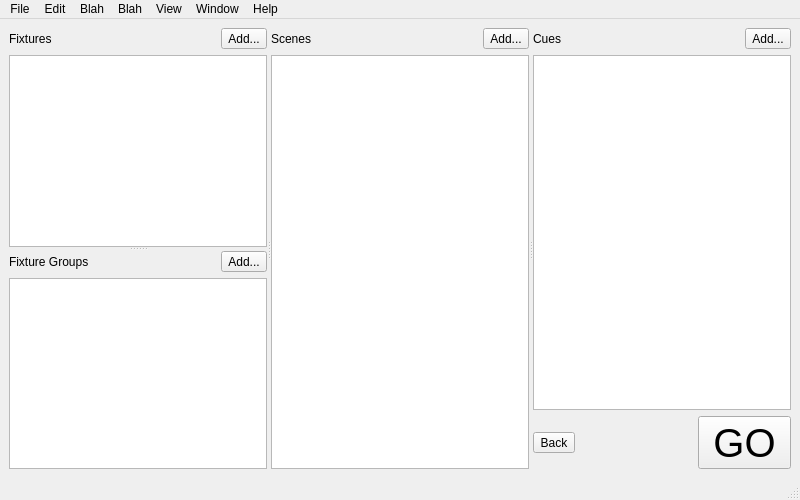
Qt form mainwindow.ui (BrendanTWhite/Footlight) before a commit.
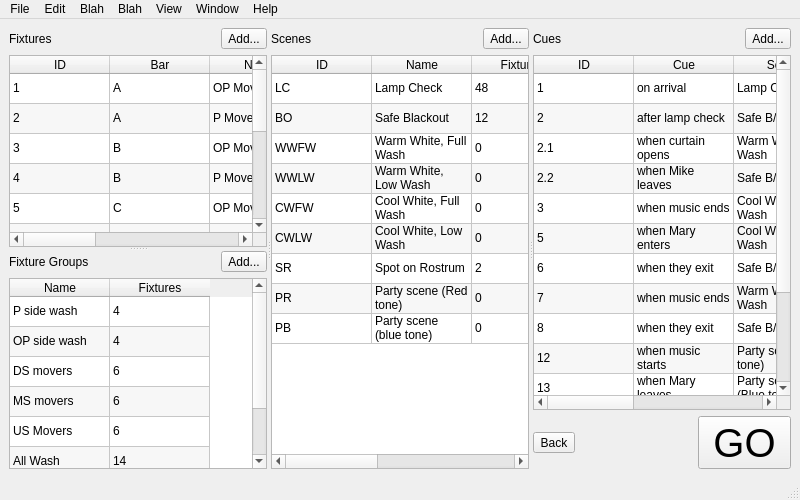
The same form after that commit.

Commit message: demo only - has widgets with hard-coded values for demo purposes only. Does NOT have tables connected to models - which is what we want for the real thing.

```diff
--- a/mainwindow.ui
+++ b/mainwindow.ui
@@ -58,10 +58,427 @@
           </layout>
          </item>
          <item>
-          <widget class="QListView" name="fixturesView">
+          <widget class="QTableWidget" name="fixturesView">
+           <property name="acceptDrops">
+            <bool>true</bool>
+           </property>
+           <property name="dragDropMode">
+            <enum>QAbstractItemView::DragDropMode::DragDrop</enum>
+           </property>
            <property name="alternatingRowColors">
             <bool>true</bool>
            </property>
+           <property name="selectionBehavior">
+            <enum>QAbstractItemView::SelectionBehavior::SelectRows</enum>
+           </property>
+           <attribute name="horizontalHeaderShowSortIndicator" stdset="0">
+            <bool>true</bool>
+           </attribute>
+           <attribute name="verticalHeaderVisible">
+            <bool>false</bool>
+           </attribute>
+           <row/>
+           <row/>
+           <row/>
+           <row/>
+           <row/>
+           <row/>
+           <row/>
+           <row/>
+           <row/>
+           <row/>
+           <row/>
+           <row/>
+           <column>
+            <property name="text">
+             <string>ID</string>
+            </property>
+           </column>
+           <column>
+            <property name="text">
+             <string>Bar</string>
+            </property>
+           </column>
+           <column>
+            <property name="text">
+             <string>Name</string>
+            </property>
+           </column>
+           <column>
+            <property name="text">
+             <string>Type</string>
+            </property>
+           </column>
+           <column>
+            <property name="text">
+             <string>Universe</string>
+            </property>
+           </column>
+           <column>
+            <property name="text">
+             <string>DMX</string>
+            </property>
+           </column>
+           <item row="0" column="0">
+            <property name="text">
+             <string>1</string>
+            </property>
+           </item>
+           <item row="0" column="1">
+            <property name="text">
+             <string>A</string>
+            </property>
+           </item>
+           <item row="0" column="2">
+            <property name="text">
+             <string>OP Mover</string>
+            </property>
+           </item>
+           <item row="0" column="3">
+            <property name="text">
+             <string>Mover</string>
+            </property>
+           </item>
+           <item row="0" column="4">
+            <property name="text">
+             <string>1</string>
+            </property>
+           </item>
+           <item row="0" column="5">
+            <property name="text">
+             <string>19</string>
+            </property>
+           </item>
+           <item row="1" column="0">
+            <property name="text">
+             <string>2</string>
+            </property>
+           </item>
+           <item row="1" column="1">
+            <property name="text">
+             <string>A</string>
+            </property>
+           </item>
+           <item row="1" column="2">
+            <property name="text">
+             <string>P Mover</string>
+            </property>
+           </item>
+           <item row="1" column="3">
+            <property name="text">
+             <string>Mover</string>
+            </property>
+           </item>
+           <item row="1" column="4">
+            <property name="text">
+             <string>1</string>
+            </property>
+           </item>
+           <item row="1" column="5">
+            <property name="text">
+             <string>20</string>
+            </property>
+           </item>
+           <item row="2" column="0">
+            <property name="text">
+             <string>3</string>
+            </property>
+           </item>
+           <item row="2" column="1">
+            <property name="text">
+             <string>B</string>
+            </property>
+           </item>
+           <item row="2" column="2">
+            <property name="text">
+             <string>OP Mover</string>
+            </property>
+           </item>
+           <item row="2" column="3">
+            <property name="text">
+             <string>Mover</string>
+            </property>
+           </item>
+           <item row="2" column="4">
+            <property name="text">
+             <string>1</string>
+            </property>
+           </item>
+           <item row="2" column="5">
+            <property name="text">
+             <string>21</string>
+            </property>
+           </item>
+           <item row="3" column="0">
+            <property name="text">
+             <string>4</string>
+            </property>
+           </item>
+           <item row="3" column="1">
+            <property name="text">
+             <string>B</string>
+            </property>
+           </item>
+           <item row="3" column="2">
+            <property name="text">
+             <string>P Mover</string>
+            </property>
+           </item>
+           <item row="3" column="3">
+            <property name="text">
+             <string>Mover</string>
+            </property>
+           </item>
+           <item row="3" column="4">
+            <property name="text">
+             <string>1</string>
+            </property>
+           </item>
+           <item row="3" column="5">
+            <property name="text">
+             <string>23</string>
+            </property>
+           </item>
+           <item row="4" column="0">
+            <property name="text">
+             <string>5</string>
+            </property>
+           </item>
+           <item row="4" column="1">
+            <property name="text">
+             <string>C</string>
+            </property>
+           </item>
+           <item row="4" column="2">
+            <property name="text">
+             <string>OP Mover</string>
+            </property>
+           </item>
+           <item row="4" column="3">
+            <property name="text">
+             <string>Mover</string>
+            </property>
+           </item>
+           <item row="4" column="4">
+            <property name="text">
+             <string>1</string>
+            </property>
+           </item>
+           <item row="4" column="5">
+            <property name="text">
+             <string>24</string>
+            </property>
+           </item>
+           <item row="5" column="0">
+            <property name="text">
+             <string>6</string>
+            </property>
+           </item>
+           <item row="5" column="1">
+            <property name="text">
+             <string>C</string>
+            </property>
+           </item>
+           <item row="5" column="2">
+            <property name="text">
+             <string>P Mover</string>
+            </property>
+           </item>
+           <item row="5" column="3">
+            <property name="text">
+             <string>Mover</string>
+            </property>
+           </item>
+           <item row="5" column="4">
+            <property name="text">
+             <string>1</string>
+            </property>
+           </item>
+           <item row="5" column="5">
+            <property name="text">
+             <string>112</string>
+            </property>
+           </item>
+           <item row="6" column="0">
+            <property name="text">
+             <string>7</string>
+            </property>
+           </item>
+           <item row="6" column="1">
+            <property name="text">
+             <string>B</string>
+            </property>
+           </item>
+           <item row="6" column="2">
+            <property name="text">
+             <string>OP Wash</string>
+            </property>
+           </item>
+           <item row="6" column="3">
+            <property name="text">
+             <string>Par Can</string>
+            </property>
+           </item>
+           <item row="6" column="4">
+            <property name="text">
+             <string>1</string>
+            </property>
+           </item>
+           <item row="6" column="5">
+            <property name="text">
+             <string>113</string>
+            </property>
+           </item>
+           <item row="7" column="0">
+            <property name="text">
+             <string>8</string>
+            </property>
+           </item>
+           <item row="7" column="1">
+            <property name="text">
+             <string>B</string>
+            </property>
+           </item>
+           <item row="7" column="2">
+            <property name="text">
+             <string>C Wash</string>
+            </property>
+           </item>
+           <item row="7" column="3">
+            <property name="text">
+             <string>Par Can</string>
+            </property>
+           </item>
+           <item row="7" column="4">
+            <property name="text">
+             <string>1</string>
+            </property>
+           </item>
+           <item row="7" column="5">
+            <property name="text">
+             <string>114</string>
+            </property>
+           </item>
+           <item row="8" column="0">
+            <property name="text">
+             <string>9</string>
+            </property>
+           </item>
+           <item row="8" column="1">
+            <property name="text">
+             <string>B</string>
+            </property>
+           </item>
+           <item row="8" column="2">
+            <property name="text">
+             <string>P Wash</string>
+            </property>
+           </item>
+           <item row="8" column="3">
+            <property name="text">
+             <string>Par Can</string>
+            </property>
+           </item>
+           <item row="8" column="4">
+            <property name="text">
+             <string>1</string>
+            </property>
+           </item>
+           <item row="8" column="5">
+            <property name="text">
+             <string>115</string>
+            </property>
+           </item>
+           <item row="9" column="0">
+            <property name="text">
+             <string>10</string>
+            </property>
+           </item>
+           <item row="9" column="1">
+            <property name="text">
+             <string>C</string>
+            </property>
+           </item>
+           <item row="9" column="2">
+            <property name="text">
+             <string>OP Wash</string>
+            </property>
+           </item>
+           <item row="9" column="3">
+            <property name="text">
+             <string>Par Can</string>
+            </property>
+           </item>
+           <item row="9" column="4">
+            <property name="text">
+             <string>1</string>
+            </property>
+           </item>
+           <item row="9" column="5">
+            <property name="text">
+             <string>116</string>
+            </property>
+           </item>
+           <item row="10" column="0">
+            <property name="text">
+             <string>11</string>
+            </property>
+           </item>
+           <item row="10" column="1">
+            <property name="text">
+             <string>C</string>
+            </property>
+           </item>
+           <item row="10" column="2">
+            <property name="text">
+             <string>C Wash</string>
+            </property>
+           </item>
+           <item row="10" column="3">
+            <property name="text">
+             <string>Par Can</string>
+            </property>
+           </item>
+           <item row="10" column="4">
+            <property name="text">
+             <string>1</string>
+            </property>
+           </item>
+           <item row="10" column="5">
+            <property name="text">
+             <string>117</string>
+            </property>
+           </item>
+           <item row="11" column="0">
+            <property name="text">
+             <string>12</string>
+            </property>
+           </item>
+           <item row="11" column="1">
+            <property name="text">
+             <string>C</string>
+            </property>
+           </item>
+           <item row="11" column="2">
+            <property name="text">
+             <string>P Wash</string>
+            </property>
+           </item>
+           <item row="11" column="3">
+            <property name="text">
+             <string>Par Can</string>
+            </property>
+           </item>
+           <item row="11" column="4">
+            <property name="text">
+             <string>1</string>
+            </property>
+           </item>
+           <item row="11" column="5">
+            <property name="text">
+             <string>118</string>
+            </property>
+           </item>
           </widget>
          </item>
         </layout>
@@ -100,10 +517,112 @@
           </layout>
          </item>
          <item>
-          <widget class="QTableView" name="groupsView">
+          <widget class="QTableWidget" name="groupsView">
+           <property name="acceptDrops">
+            <bool>true</bool>
+           </property>
+           <property name="dragDropMode">
+            <enum>QAbstractItemView::DragDropMode::DragDrop</enum>
+           </property>
            <property name="alternatingRowColors">
             <bool>true</bool>
            </property>
+           <property name="selectionBehavior">
+            <enum>QAbstractItemView::SelectionBehavior::SelectRows</enum>
+           </property>
+           <attribute name="horizontalHeaderShowSortIndicator" stdset="0">
+            <bool>true</bool>
+           </attribute>
+           <attribute name="verticalHeaderVisible">
+            <bool>false</bool>
+           </attribute>
+           <row/>
+           <row/>
+           <row/>
+           <row/>
+           <row/>
+           <row/>
+           <row/>
+           <column>
+            <property name="text">
+             <string>Name</string>
+            </property>
+           </column>
+           <column>
+            <property name="text">
+             <string>Fixtures</string>
+            </property>
+           </column>
+           <item row="0" column="0">
+            <property name="text">
+             <string>P side wash</string>
+            </property>
+           </item>
+           <item row="0" column="1">
+            <property name="text">
+             <string>4</string>
+            </property>
+           </item>
+           <item row="1" column="0">
+            <property name="text">
+             <string>OP side wash</string>
+            </property>
+           </item>
+           <item row="1" column="1">
+            <property name="text">
+             <string>4</string>
+            </property>
+           </item>
+           <item row="2" column="0">
+            <property name="text">
+             <string>DS movers</string>
+            </property>
+           </item>
+           <item row="2" column="1">
+            <property name="text">
+             <string>6</string>
+            </property>
+           </item>
+           <item row="3" column="0">
+            <property name="text">
+             <string>MS movers</string>
+            </property>
+           </item>
+           <item row="3" column="1">
+            <property name="text">
+             <string>6</string>
+            </property>
+           </item>
+           <item row="4" column="0">
+            <property name="text">
+             <string>US Movers</string>
+            </property>
+           </item>
+           <item row="4" column="1">
+            <property name="text">
+             <string>6</string>
+            </property>
+           </item>
+           <item row="5" column="0">
+            <property name="text">
+             <string>All Wash</string>
+            </property>
+           </item>
+           <item row="5" column="1">
+            <property name="text">
+             <string>14</string>
+            </property>
+           </item>
+           <item row="6" column="0">
+            <property name="text">
+             <string>All Movers</string>
+            </property>
+           </item>
+           <item row="6" column="1">
+            <property name="text">
+             <string>12</string>
+            </property>
+           </item>
           </widget>
          </item>
         </layout>
@@ -143,10 +662,287 @@
          </layout>
         </item>
         <item>
-         <widget class="QTableView" name="scenesView">
+         <widget class="QTableWidget" name="scenesView">
+          <property name="acceptDrops">
+           <bool>true</bool>
+          </property>
+          <property name="dragDropMode">
+           <enum>QAbstractItemView::DragDropMode::DragDrop</enum>
+          </property>
           <property name="alternatingRowColors">
            <bool>true</bool>
           </property>
+          <property name="selectionBehavior">
+           <enum>QAbstractItemView::SelectionBehavior::SelectRows</enum>
+          </property>
+          <attribute name="horizontalHeaderShowSortIndicator" stdset="0">
+           <bool>true</bool>
+          </attribute>
+          <attribute name="verticalHeaderVisible">
+           <bool>false</bool>
+          </attribute>
+          <attribute name="verticalHeaderHighlightSections">
+           <bool>true</bool>
+          </attribute>
+          <row/>
+          <row/>
+          <row/>
+          <row/>
+          <row/>
+          <row/>
+          <row/>
+          <row/>
+          <row/>
+          <column>
+           <property name="text">
+            <string>ID</string>
+           </property>
+          </column>
+          <column>
+           <property name="text">
+            <string>Name</string>
+           </property>
+          </column>
+          <column>
+           <property name="text">
+            <string>Fixtures</string>
+           </property>
+          </column>
+          <column>
+           <property name="text">
+            <string>Groups</string>
+           </property>
+          </column>
+          <column>
+           <property name="text">
+            <string>Included Scenes</string>
+           </property>
+          </column>
+          <item row="0" column="0">
+           <property name="text">
+            <string>LC</string>
+           </property>
+          </item>
+          <item row="0" column="1">
+           <property name="text">
+            <string>Lamp Check</string>
+           </property>
+          </item>
+          <item row="0" column="2">
+           <property name="text">
+            <string>48</string>
+           </property>
+          </item>
+          <item row="0" column="3">
+           <property name="text">
+            <string>0</string>
+           </property>
+          </item>
+          <item row="0" column="4">
+           <property name="text">
+            <string>0</string>
+           </property>
+          </item>
+          <item row="1" column="0">
+           <property name="text">
+            <string>BO</string>
+           </property>
+          </item>
+          <item row="1" column="1">
+           <property name="text">
+            <string>Safe Blackout</string>
+           </property>
+          </item>
+          <item row="1" column="2">
+           <property name="text">
+            <string>12</string>
+           </property>
+          </item>
+          <item row="1" column="3">
+           <property name="text">
+            <string>0</string>
+           </property>
+          </item>
+          <item row="1" column="4">
+           <property name="text">
+            <string>0</string>
+           </property>
+          </item>
+          <item row="2" column="0">
+           <property name="text">
+            <string>WWFW</string>
+           </property>
+          </item>
+          <item row="2" column="1">
+           <property name="text">
+            <string>Warm White, Full Wash</string>
+           </property>
+          </item>
+          <item row="2" column="2">
+           <property name="text">
+            <string>0</string>
+           </property>
+          </item>
+          <item row="2" column="3">
+           <property name="text">
+            <string>6</string>
+           </property>
+          </item>
+          <item row="2" column="4">
+           <property name="text">
+            <string>0</string>
+           </property>
+          </item>
+          <item row="3" column="0">
+           <property name="text">
+            <string>WWLW</string>
+           </property>
+          </item>
+          <item row="3" column="1">
+           <property name="text">
+            <string>Warm White, Low Wash</string>
+           </property>
+          </item>
+          <item row="3" column="2">
+           <property name="text">
+            <string>0</string>
+           </property>
+          </item>
+          <item row="3" column="3">
+           <property name="text">
+            <string>6</string>
+           </property>
+          </item>
+          <item row="3" column="4">
+           <property name="text">
+            <string>0</string>
+           </property>
+          </item>
+          <item row="4" column="0">
+           <property name="text">
+            <string>CWFW</string>
+           </property>
+          </item>
+          <item row="4" column="1">
+           <property name="text">
+            <string>Cool White, Full Wash</string>
+           </property>
+          </item>
+          <item row="4" column="2">
+           <property name="text">
+            <string>0</string>
+           </property>
+          </item>
+          <item row="4" column="3">
+           <property name="text">
+            <string>6</string>
+           </property>
+          </item>
+          <item row="4" column="4">
+           <property name="text">
+            <string>0</string>
+           </property>
+          </item>
+          <item row="5" column="0">
+           <property name="text">
+            <string>CWLW</string>
+           </property>
+          </item>
+          <item row="5" column="1">
+           <property name="text">
+            <string>Cool White, Low Wash</string>
+           </property>
+          </item>
+          <item row="5" column="2">
+           <property name="text">
+            <string>0</string>
+           </property>
+          </item>
+          <item row="5" column="3">
+           <property name="text">
+            <string>6</string>
+           </property>
+          </item>
+          <item row="5" column="4">
+           <property name="text">
+            <string>0</string>
+           </property>
+          </item>
+          <item row="6" column="0">
+           <property name="text">
+            <string>SR</string>
+           </property>
+          </item>
+          <item row="6" column="1">
+           <property name="text">
+            <string>Spot on Rostrum</string>
+           </property>
+          </item>
+          <item row="6" column="2">
+           <property name="text">
+            <string>2</string>
+           </property>
+          </item>
+          <item row="6" column="3">
+           <property name="text">
+            <string>0</string>
+           </property>
+          </item>
+          <item row="6" column="4">
+           <property name="text">
+            <string>1</string>
+           </property>
+          </item>
+          <item row="7" column="0">
+           <property name="text">
+            <string>PR</string>
+           </property>
+          </item>
+          <item row="7" column="1">
+           <property name="text">
+            <string>Party scene (Red tone)</string>
+           </property>
+          </item>
+          <item row="7" column="2">
+           <property name="text">
+            <string>0</string>
+           </property>
+          </item>
+          <item row="7" column="3">
+           <property name="text">
+            <string>2</string>
+           </property>
+          </item>
+          <item row="7" column="4">
+           <property name="text">
+            <string>1</string>
+           </property>
+          </item>
+          <item row="8" column="0">
+           <property name="text">
+            <string>PB</string>
+           </property>
+          </item>
+          <item row="8" column="1">
+           <property name="text">
+            <string>Party scene (blue tone)</string>
+           </property>
+          </item>
+          <item row="8" column="2">
+           <property name="text">
+            <string>0</string>
+           </property>
+          </item>
+          <item row="8" column="3">
+           <property name="text">
+            <string>2</string>
+           </property>
+          </item>
+          <item row="8" column="4">
+           <property name="text">
+            <string>1</string>
+           </property>
+          </item>
          </widget>
         </item>
        </layout>
@@ -185,10 +981,414 @@
          </layout>
         </item>
         <item>
-         <widget class="QListView" name="cuesView">
+         <widget class="QTableWidget" name="cuesView">
+          <property name="acceptDrops">
+           <bool>true</bool>
+          </property>
+          <property name="dragDropMode">
+           <enum>QAbstractItemView::DragDropMode::DragDrop</enum>
+          </property>
           <property name="alternatingRowColors">
            <bool>true</bool>
           </property>
+          <property name="selectionBehavior">
+           <enum>QAbstractItemView::SelectionBehavior::SelectRows</enum>
+          </property>
+          <attribute name="horizontalHeaderShowSortIndicator" stdset="0">
+           <bool>true</bool>
+          </attribute>
+          <attribute name="verticalHeaderVisible">
+           <bool>false</bool>
+          </attribute>
+          <row/>
+          <row/>
+          <row/>
+          <row/>
+          <row/>
+          <row/>
+          <row/>
+          <row/>
+          <row/>
+          <row/>
+          <row/>
+          <row/>
+          <row/>
+          <row/>
+          <column>
+           <property name="text">
+            <string>ID</string>
+           </property>
+          </column>
+          <column>
+           <property name="text">
+            <string>Cue</string>
+           </property>
+          </column>
+          <column>
+           <property name="text">
+            <string>Scene</string>
+           </property>
+          </column>
+          <column>
+           <property name="text">
+            <string>Fade In</string>
+           </property>
+          </column>
+          <column>
+           <property name="text">
+            <string>Delay</string>
+           </property>
+          </column>
+          <item row="0" column="0">
+           <property name="text">
+            <string>1</string>
+           </property>
+          </item>
+          <item row="0" column="1">
+           <property name="text">
+            <string>on arrival</string>
+           </property>
+          </item>
+          <item row="0" column="2">
+           <property name="text">
+            <string>Lamp Check</string>
+           </property>
+          </item>
+          <item row="0" column="3">
+           <property name="text">
+            <string>10 sec</string>
+           </property>
+          </item>
+          <item row="0" column="4">
+           <property name="text">
+            <string>0 sec</string>
+           </property>
+          </item>
+          <item row="1" column="0">
+           <property name="text">
+            <string>2</string>
+           </property>
+          </item>
+          <item row="1" column="1">
+           <property name="text">
+            <string>after lamp check</string>
+           </property>
+          </item>
+          <item row="1" column="2">
+           <property name="text">
+            <string>Safe B/O</string>
+           </property>
+          </item>
+          <item row="1" column="3">
+           <property name="text">
+            <string>1 sec</string>
+           </property>
+          </item>
+          <item row="1" column="4">
+           <property name="text">
+            <string>0 sec</string>
+           </property>
+          </item>
+          <item row="2" column="0">
+           <property name="text">
+            <string>2.1</string>
+           </property>
+          </item>
+          <item row="2" column="1">
+           <property name="text">
+            <string>when curtain opens</string>
+           </property>
+          </item>
+          <item row="2" column="2">
+           <property name="text">
+            <string>Warm White, Full Wash</string>
+           </property>
+          </item>
+          <item row="2" column="3">
+           <property name="text">
+            <string>1 sec</string>
+           </property>
+          </item>
+          <item row="2" column="4">
+           <property name="text">
+            <string>0 sec</string>
+           </property>
+          </item>
+          <item row="3" column="0">
+           <property name="text">
+            <string>2.2</string>
+           </property>
+          </item>
+          <item row="3" column="1">
+           <property name="text">
+            <string>when Mike leaves</string>
+           </property>
+          </item>
+          <item row="3" column="2">
+           <property name="text">
+            <string>Safe B/O</string>
+           </property>
+          </item>
+          <item row="3" column="3">
+           <property name="text">
+            <string>1 sec</string>
+           </property>
+          </item>
+          <item row="3" column="4">
+           <property name="text">
+            <string>0 sec</string>
+           </property>
+          </item>
+          <item row="4" column="0">
+           <property name="text">
+            <string>3</string>
+           </property>
+          </item>
+          <item row="4" column="1">
+           <property name="text">
+            <string>when music ends</string>
+           </property>
+          </item>
+          <item row="4" column="2">
+           <property name="text">
+            <string>Cool White, Low Wash</string>
+           </property>
+          </item>
+          <item row="4" column="3">
+           <property name="text">
+            <string>1 sec</string>
+           </property>
+          </item>
+          <item row="4" column="4">
+           <property name="text">
+            <string>0 sec</string>
+           </property>
+          </item>
+          <item row="5" column="0">
+           <property name="text">
+            <string>5</string>
+           </property>
+          </item>
+          <item row="5" column="1">
+           <property name="text">
+            <string>when Mary enters</string>
+           </property>
+          </item>
+          <item row="5" column="2">
+           <property name="text">
+            <string>Cool White, Full Wash</string>
+           </property>
+          </item>
+          <item row="5" column="3">
+           <property name="text">
+            <string>10 sec</string>
+           </property>
+          </item>
+          <item row="5" column="4">
+           <property name="text">
+            <string>0 sec</string>
+           </property>
+          </item>
+          <item row="6" column="0">
+           <property name="text">
+            <string>6</string>
+           </property>
+          </item>
+          <item row="6" column="1">
+           <property name="text">
+            <string>when they exit</string>
+           </property>
+          </item>
+          <item row="6" column="2">
+           <property name="text">
+            <string>Safe B/O</string>
+           </property>
+          </item>
+          <item row="6" column="3">
+           <property name="text">
+            <string>1 sec</string>
+           </property>
+          </item>
+          <item row="6" column="4">
+           <property name="text">
+            <string>0 sec</string>
+           </property>
+          </item>
+          <item row="7" column="0">
+           <property name="text">
+            <string>7</string>
+           </property>
+          </item>
+          <item row="7" column="1">
+           <property name="text">
+            <string>when music ends</string>
+           </property>
+          </item>
+          <item row="7" column="2">
+           <property name="text">
+            <string>Warm White, Full Wash</string>
+           </property>
+          </item>
+          <item row="7" column="3">
+           <property name="text">
+            <string>1 sec</string>
+           </property>
+          </item>
+          <item row="7" column="4">
+           <property name="text">
+            <string>0 sec</string>
+           </property>
+          </item>
+          <item row="8" column="0">
+           <property name="text">
+            <string>8</string>
+           </property>
+          </item>
+          <item row="8" column="1">
+           <property name="text">
+            <string>when they exit</string>
+           </property>
+          </item>
+          <item row="8" column="2">
+           <property name="text">
+            <string>Safe B/O</string>
+           </property>
+          </item>
+          <item row="8" column="3">
+           <property name="text">
+            <string>1 sec</string>
+           </property>
+          </item>
+          <item row="8" column="4">
+           <property name="text">
+            <string>0 sec</string>
+           </property>
+          </item>
+          <item row="9" column="0">
+           <property name="text">
+            <string>12</string>
+           </property>
+          </item>
+          <item row="9" column="1">
+           <property name="text">
+            <string>when music starts</string>
+           </property>
+          </item>
+          <item row="9" column="2">
+           <property name="text">
+            <string>Party scene (Red tone)</string>
+           </property>
+          </item>
+          <item row="9" column="3">
+           <property name="text">
+            <string>1 sec</string>
+           </property>
+          </item>
+          <item row="9" column="4">
+           <property name="text">
+            <string>0 sec</string>
+           </property>
+          </item>
+          <item row="10" column="0">
+           <property name="text">
+            <string>13</string>
+           </property>
+          </item>
+          <item row="10" column="1">
+           <property name="text">
+            <string>when Mary leaves</string>
+           </property>
+          </item>
+          <item row="10" column="2">
+           <property name="text">
+            <string>Party scene (Blue tone)</string>
+           </property>
+          </item>
+          <item row="10" column="3">
+           <property name="text">
+            <string>1 sec</string>
+           </property>
+          </item>
+          <item row="10" column="4">
+           <property name="text">
+            <string>0 sec</string>
+           </property>
+          </item>
+          <item row="11" column="0">
+           <property name="text">
+            <string>13.1</string>
+           </property>
+          </item>
+          <item row="11" column="1">
+           <property name="text">
+            <string>&quot;I'm Pregnant!&quot;</string>
+           </property>
+          </item>
+          <item row="11" column="2">
+           <property name="text">
+            <string>Safe B/O</string>
+           </property>
+          </item>
+          <item row="11" column="3">
+           <property name="text">
+            <string>0 sec</string>
+           </property>
+          </item>
+          <item row="11" column="4">
+           <property name="text">
+            <string>0 sec</string>
+           </property>
+          </item>
+          <item row="12" column="0">
+           <property name="text">
+            <string>13.2</string>
+           </property>
+          </item>
+          <item row="12" column="1">
+           <property name="text">
+            <string>Curtain opens</string>
+           </property>
+          </item>
+          <item row="12" column="2">
+           <property name="text">
+            <string>Warm White, Full Wash</string>
+           </property>
+          </item>
+          <item row="12" column="3">
+           <property name="text">
+            <string>1 sec</string>
+           </property>
+          </item>
+          <item row="12" column="4">
+           <property name="text">
+            <string>0 sec</string>
+           </property>
+          </item>
+          <item row="13" column="0">
+           <property name="text">
+            <string>14</string>
+           </property>
+          </item>
+          <item row="13" column="1">
+           <property name="text">
+            <string>Curtain call finished</string>
+           </property>
+          </item>
+          <item row="13" column="2">
+           <property name="text">
+            <string>Safe B/O</string>
+           </property>
+          </item>
+          <item row="13" column="3">
+           <property name="text">
+            <string>10 sec</string>
+           </property>
+          </item>
+          <item row="13" column="4">
+           <property name="text">
+            <string>0 sec</string>
+           </property>
+          </item>
          </widget>
         </item>
         <item>
```
Left out of the diff: 2 changed lines with no effect on the pictures.
